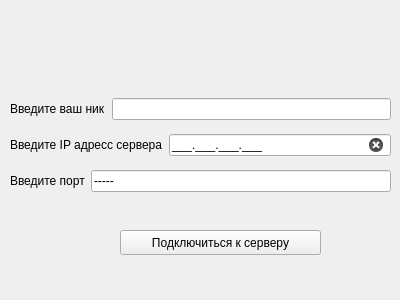
First picture: the form in 15-puzzle/datainput.ui, repository 4rt3mio/Kursovaya, before the edit.
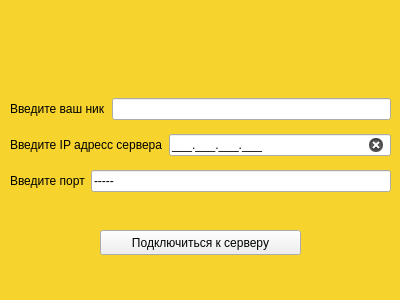
Second picture: the form after the edit.

Diff of the .ui file:
```diff
--- a/15-puzzle/datainput.ui
+++ b/15-puzzle/datainput.ui
@@ -14,7 +14,10 @@
    <string>Form</string>
   </property>
   <property name="styleSheet">
-   <string notr="true">#lnl_ip[state = &quot;0&quot;] {
+   <string notr="true">#DataInput {
+	background-color: rgb(246, 211, 45);
+}
+#lnl_ip[state = &quot;0&quot;] {
 	background-color: red;
 }
 #lnl_ip[state = &quot;1&quot;] {
@@ -36,7 +39,7 @@
   <widget class="QPushButton" name="bnt_connect">
    <property name="geometry">
     <rect>
-     <x>120</x>
+     <x>100</x>
      <y>230</y>
      <width>201</width>
      <height>25</height>
@@ -60,6 +63,9 @@
      <layout class="QHBoxLayout" name="horizontalLayout">
       <item>
        <widget class="QLabel" name="lbl_nik">
+        <property name="styleSheet">
+         <string notr="true">color: rgb(0, 0, 0);</string>
+        </property>
         <property name="text">
          <string>Введите ваш ник</string>
         </property>
@@ -74,6 +80,9 @@
      <layout class="QHBoxLayout" name="horizontalLayout_2">
       <item>
        <widget class="QLabel" name="lbl_ip">
+        <property name="styleSheet">
+         <string notr="true">color: rgb(0, 0, 0);</string>
+        </property>
         <property name="text">
          <string>Введите IP адресс сервера</string>
         </property>
@@ -98,6 +107,9 @@
      <layout class="QHBoxLayout" name="horizontalLayout_3">
       <item>
        <widget class="QLabel" name="lbl_port">
+        <property name="styleSheet">
+         <string notr="true">color: rgb(0, 0, 0);</string>
+        </property>
         <property name="text">
          <string>Введите порт</string>
         </property>
```
